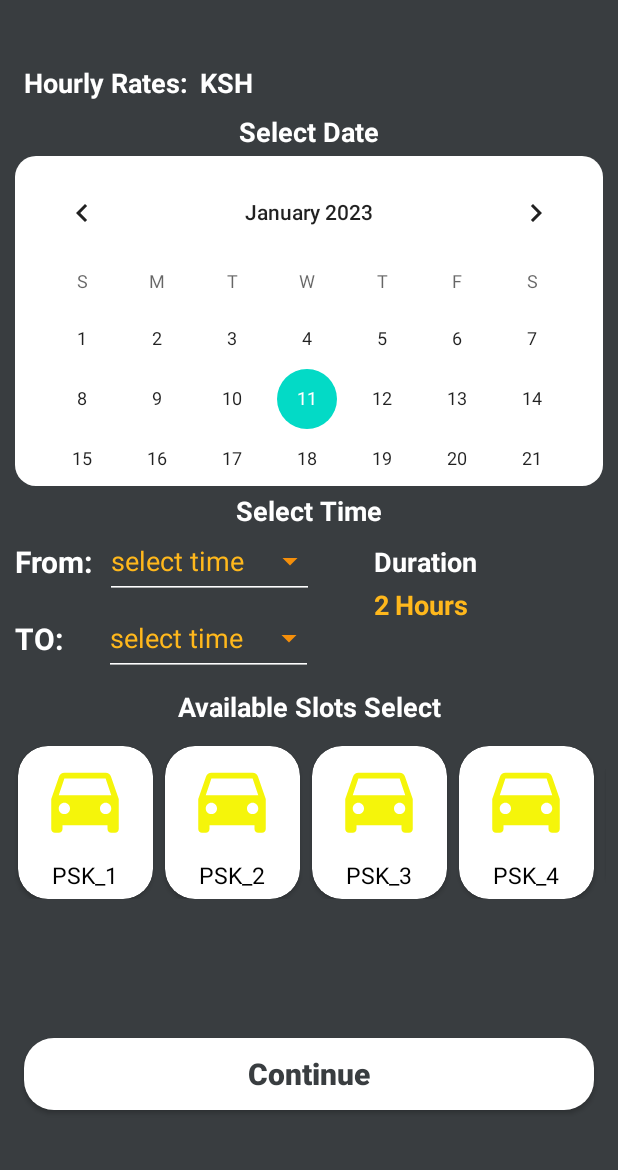
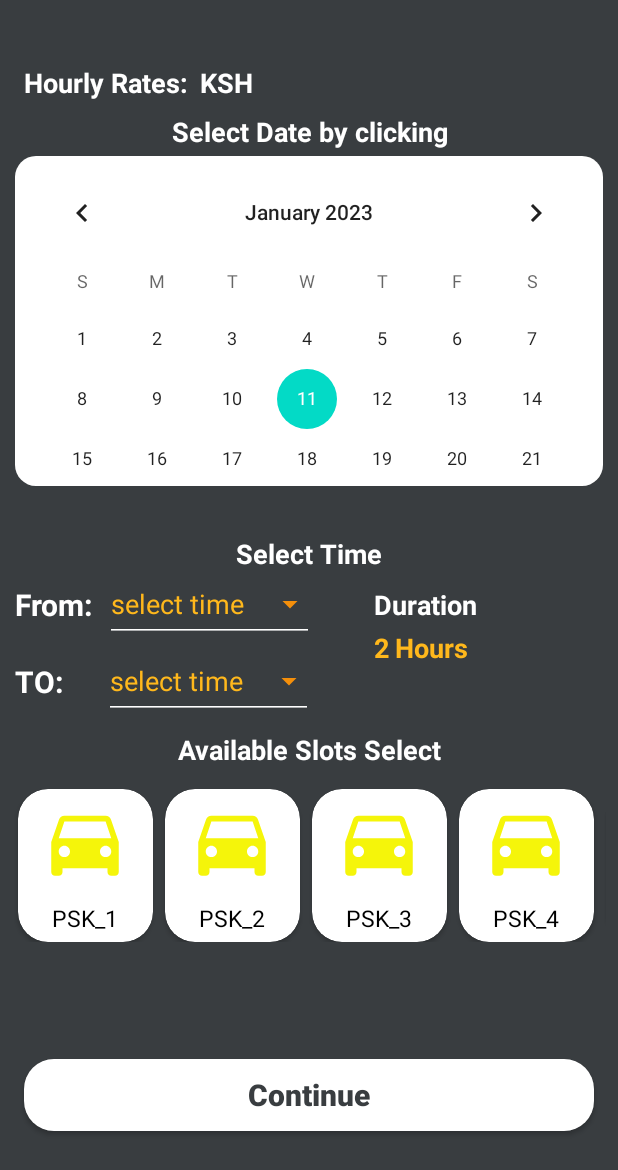
Before and after one commit to johnkaizer/MParking, an Android app: the BookingActivity screen opened directly, with no data from a screen before it, on a phone screen of 412 x 824 dp. Shown: the top 1170 px of the screen. Run offline under Robolectric (Android 15) with nearby library versions, the phone set to English and light mode, and no system bars; Roboto replaces fonts that are not available here.

Commit message:
ConfirmingBooking

```diff
--- a/app/src/main/java/com/project/digiparking/Adapters/ParkingSlotsAdapter.java
+++ b/app/src/main/java/com/project/digiparking/Adapters/ParkingSlotsAdapter.java
@@ -44,6 +44,7 @@ public class ParkingSlotsAdapter extends RecyclerView.Adapter<ParkingSlotsAdapte
             @Override
             public void onClick(View v) {
                 holder.card.setBackgroundResource(R.drawable.backgr);
+
             }
         });
     }
--- a/app/src/main/res/layout/activity_booking.xml
+++ b/app/src/main/res/layout/activity_booking.xml
@@ -65,7 +65,7 @@
         android:layout_height="wrap_content"
         android:layout_marginTop="8dp"
         android:gravity="center_horizontal"
-        android:text="Select Date"
+        android:text="Select Date by clicking"
         android:textColor="@color/white"
         android:textSize="18sp"
         android:textStyle="bold"
@@ -95,10 +95,21 @@
     </androidx.appcompat.widget.LinearLayoutCompat>
 
     <TextView
+        android:id="@+id/today_date"
+        android:layout_width="wrap_content"
+        android:layout_height="wrap_content"
+        android:textColor="@color/yellow"
+        android:textSize="18sp"
+        android:textStyle="bold"
+        app:layout_constraintEnd_toEndOf="@+id/linearLayoutCompat"
+        app:layout_constraintStart_toStartOf="@+id/linearLayoutCompat"
+        app:layout_constraintTop_toBottomOf="@+id/linearLayoutCompat" />
+
+    <TextView
         android:id="@+id/textView21"
         android:layout_width="match_parent"
         android:layout_height="wrap_content"
-        android:layout_marginTop="4dp"
+        android:layout_marginTop="8dp"
         android:gravity="center_horizontal"
         android:text="Select Time"
         android:textColor="@color/white"
@@ -106,7 +117,7 @@
         android:textStyle="bold"
         app:layout_constraintEnd_toEndOf="parent"
         app:layout_constraintStart_toStartOf="parent"
-        app:layout_constraintTop_toBottomOf="@+id/linearLayoutCompat" />
+        app:layout_constraintTop_toBottomOf="@+id/today_date" />
 
     <TextView
         android:id="@+id/textView22"
```
Also changed, not shown: app/src/main/java/com/project/digiparking/Activities/BookingActivity.java (+87 -2 lines), app/src/main/java/com/project/digiparking/Activities/ConfirmingBooking.java (+9 -1 lines).
